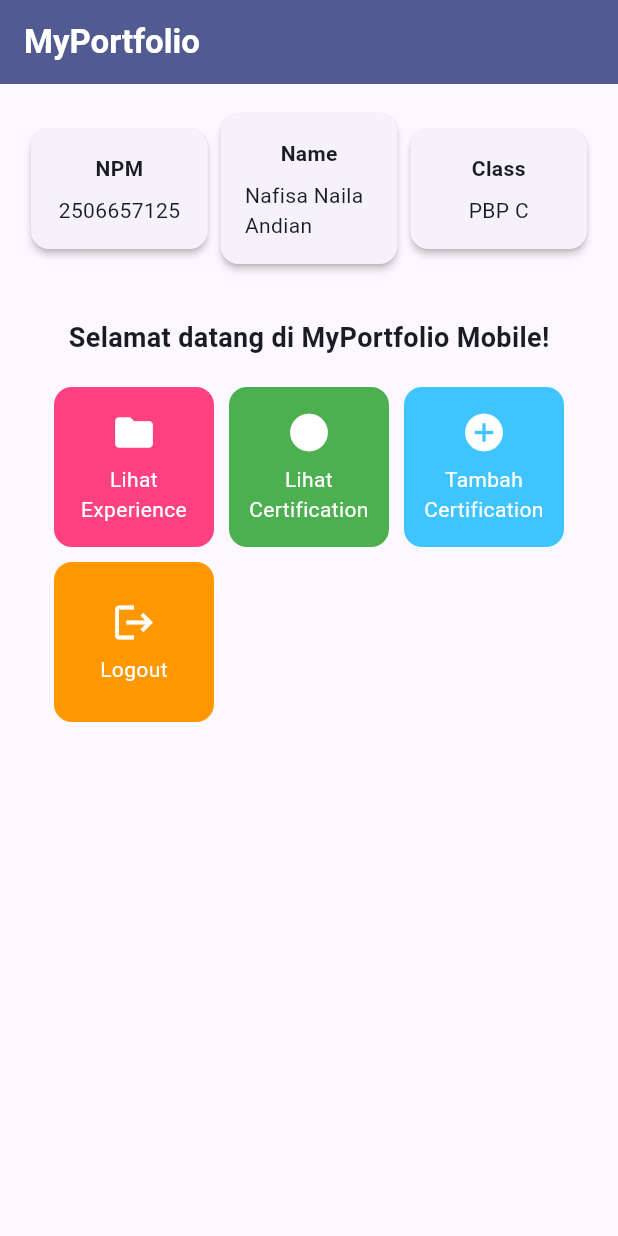
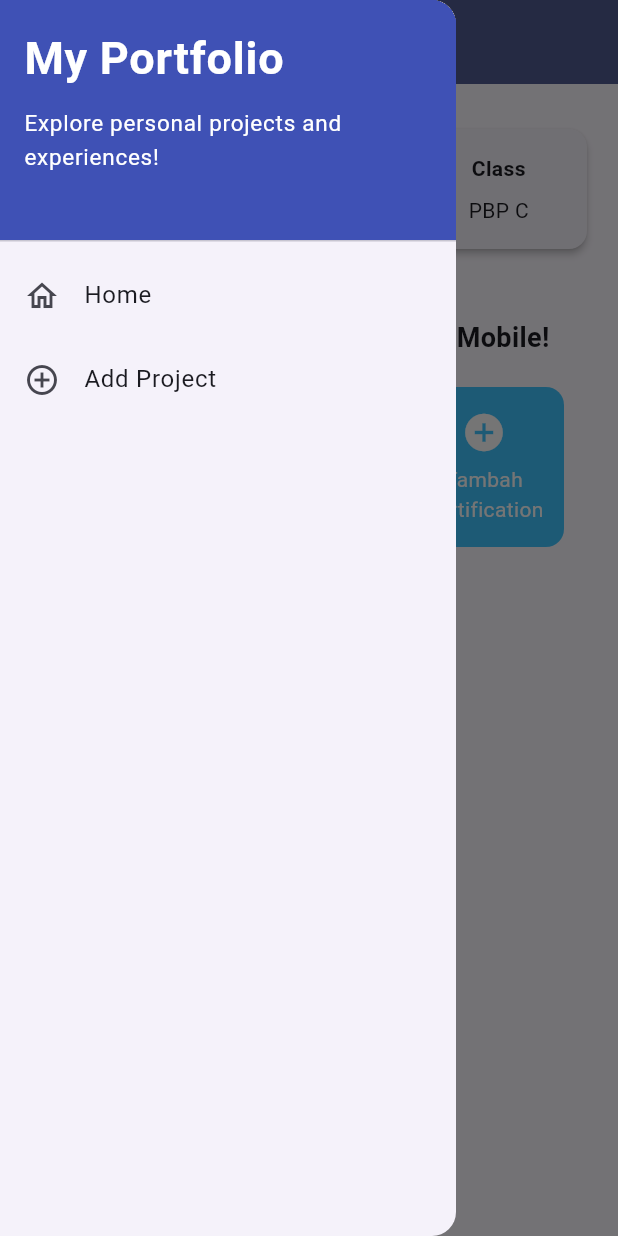
Before and after one commit to nefiyyy/myportofolio_mobile, a Flutter app: the screen it shows after launch, with the side drawer open (before the commit the screen has no drawer), on a phone screen of 412 x 824 dp. Run offline on Flutter 3.47's test engine with Material 3 defaults, Android fonts, the phone set to English and light mode, and no system bars.

Commit message:
Tutorial 9: form, drawer, navigasi, refactor

```diff
--- a/lib/main.dart
+++ b/lib/main.dart
@@ -1,5 +1,5 @@
 import 'package:flutter/material.dart';
-import 'package:myportofolio_mobile/menu.dart';
+import 'package:myportofolio_mobile/screens/menu.dart';
 
 void main() {
   runApp(const MyApp());
--- a/lib/menu.dart
+++ b/lib/screens/menu.dart
@@ -1,5 +1,7 @@
 
 import 'package:flutter/material.dart';
+import 'package:myportofolio_mobile/widgets/left_drawer.dart';
+import 'package:myportofolio_mobile/widgets/project_card.dart';
 
 class MyHomePage extends StatelessWidget {
   MyHomePage({super.key});
@@ -27,7 +29,9 @@ class MyHomePage extends StatelessWidget {
           ),
         ),
         backgroundColor: Theme.of(context).colorScheme.primary,
+        iconTheme: const IconThemeData(color: Colors.white),
       ),
+      drawer: const LeftDrawer(),
       body: SingleChildScrollView(
         child: Padding(
           padding: const EdgeInsets.all(16.0),
@@ -106,55 +110,3 @@ const InfoCard({super.key, required this.title, required this.content});
     );
   }
 }
-
-class ItemHomepage {
-  final String name;
-  final IconData icon;
-  final Color color;
-
-  ItemHomepage(this.name, this.icon, this.color);
-}
-
-class ItemCard extends StatelessWidget {
-  final ItemHomepage item;
-
-  const ItemCard(this.item, {super.key});
-
-  @override
-  Widget build(BuildContext context) {
-    return Material(
-      color: item.color,
-      borderRadius: BorderRadius.circular(12),
-      child: InkWell(
-        onTap: () {
-          ScaffoldMessenger.of(context)
-            ..hideCurrentSnackBar()
-            ..showSnackBar(
-              SnackBar(content: Text("Kamu telah menekan tombol ${item.name}!")),
-            );
-        },
-        child: Container(
-          padding: const EdgeInsets.all(8),
-          child: Center(
-            child: Column(
-              mainAxisAlignment: MainAxisAlignment.center,
-              children: [
-                Icon(
-                  item.icon,
-                  color: Colors.white,
-                  size: 30.0,
-                ),
-                const Padding(padding: EdgeInsets.all(3)),
-                Text(
-                  item.name,
-                  textAlign: TextAlign.center,
-                  style: const TextStyle(color: Colors.white),
-                ),
-              ],
-            ),
-          ),
-        ),
-      ),
-    );
-  }
-}
--- /dev/null
+++ b/lib/widgets/left_drawer.dart
@@ -0,0 +1,67 @@
+import 'package:flutter/material.dart';
+import 'package:myportofolio_mobile/screens/menu.dart';
+import 'package:myportofolio_mobile/screens/project_form.dart';
+
+class LeftDrawer extends StatelessWidget {
+  const LeftDrawer({super.key});
+
+  @override
+  Widget build(BuildContext context) {
+    return Drawer(
+      child: ListView(
+        children: [
+          const DrawerHeader(
+            decoration: BoxDecoration(
+              color: Colors.indigo,
+            ),
+            child: Column(
+              crossAxisAlignment: CrossAxisAlignment.start,
+              children: [
+                Text(
+                  'My Portfolio',
+                  style: TextStyle(
+                    fontSize: 30,
+                    fontWeight: FontWeight.bold,
+                    color: Colors.white,
+                  ),
+                ),
+                SizedBox(height: 10),
+                Text(
+                  'Explore personal projects and experiences!',
+                  style: TextStyle(
+                    fontSize: 15,
+                    color: Colors.white,
+                  ),
+                ),
+              ],
+            ),
+          ),
+          ListTile(
+            leading: const Icon(Icons.home_outlined),
+            title: const Text('Home'),
+            onTap: () {
+              Navigator.pushReplacement(
+                context,
+                MaterialPageRoute(
+                  builder: (context) => MyHomePage(),
+                ),
+              );
+            },
+          ),
+          ListTile(
+            leading: const Icon(Icons.add_circle_outline),
+            title: const Text('Add Project'),
+            onTap: () {
+              Navigator.pushReplacement(
+                context,
+                MaterialPageRoute(
+                  builder: (context) => const ProjectFormPage(),
+                ),
+              );
+            },
+          ),
+        ],
+      ),
+    );
+  }
+}
--- /dev/null
+++ b/lib/widgets/project_card.dart
@@ -0,0 +1,63 @@
+import 'package:flutter/material.dart';
+import 'package:myportofolio_mobile/screens/project_form.dart';
+
+class ItemHomepage {
+  final String name;
+  final IconData icon;
+  final Color color;
+
+  ItemHomepage(this.name, this.icon, this.color);
+}
+
+class ItemCard extends StatelessWidget {
+  final ItemHomepage item;
+
+  const ItemCard(this.item, {super.key});
+
+  @override
+  Widget build(BuildContext context) {
+    return Material(
+      color: item.color,
+      borderRadius: BorderRadius.circular(12),
+      child: InkWell(
+        onTap: () {
+          ScaffoldMessenger.of(context)
+            ..hideCurrentSnackBar()
+            ..showSnackBar(
+              SnackBar(content: Text("Kamu telah menekan tombol ${item.name}!")),
+            );
+
+         if (item.name == "Tambah Certification") {
+                  Navigator.push(
+                    context,
+                    MaterialPageRoute(
+                      builder: (context) => const ProjectFormPage(),
+                    ),
+                   );
+                 }
+        },
+        child: Container(
+          padding: const EdgeInsets.all(8),
+          child: Center(
+            child: Column(
+              mainAxisAlignment: MainAxisAlignment.center,
+              children: [
+                Icon(
+                  item.icon,
+                  color: Colors.white,
+                  size: 30.0,
+                ),
+                const Padding(padding: EdgeInsets.all(3)),
+                Text(
+                  item.name,
+                  textAlign: TextAlign.center,
+                  style: const TextStyle(color: Colors.white),
+                ),
+              ],
+            ),
+          ),
+        ),
+      ),
+    );
+  }
+}
--- a/pubspec.yaml
+++ b/pubspec.yaml
@@ -34,7 +34,6 @@ dependencies:
   # The following adds the Cupertino Icons font to your application.
   # Use with the CupertinoIcons class for iOS style icons.
   cupertino_icons: ^1.0.8
-
 dev_dependencies:
   flutter_test:
     sdk: flutter
```
Also changed, not shown: lib/screens/project_form.dart (added, +213 -0 lines).
